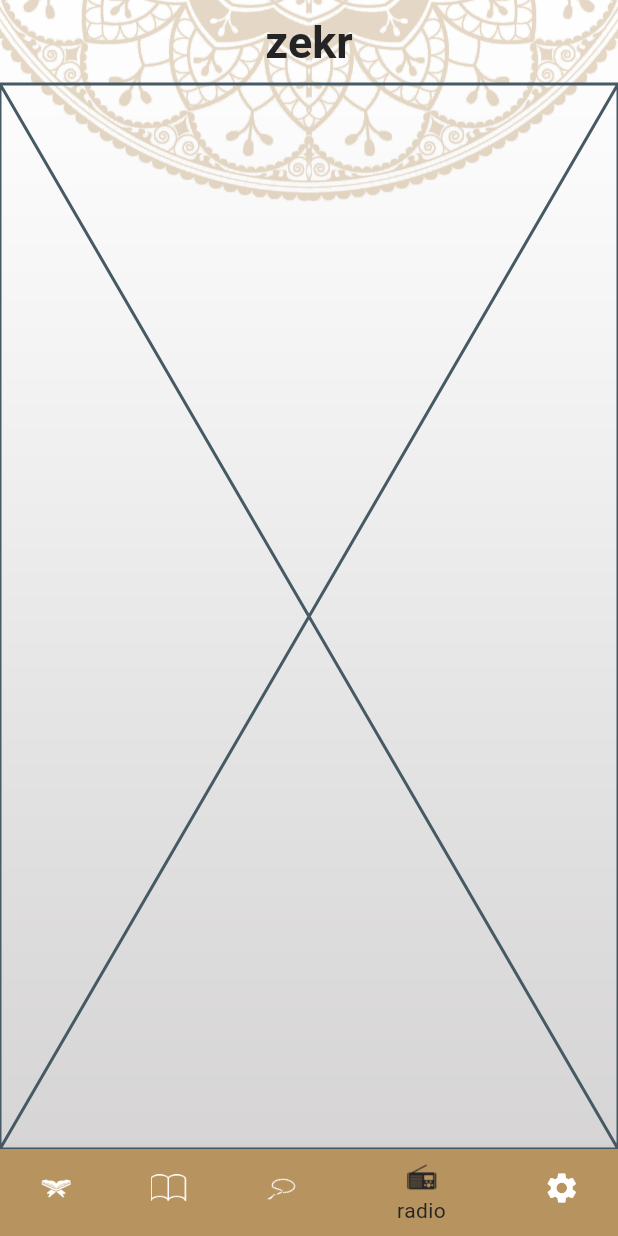
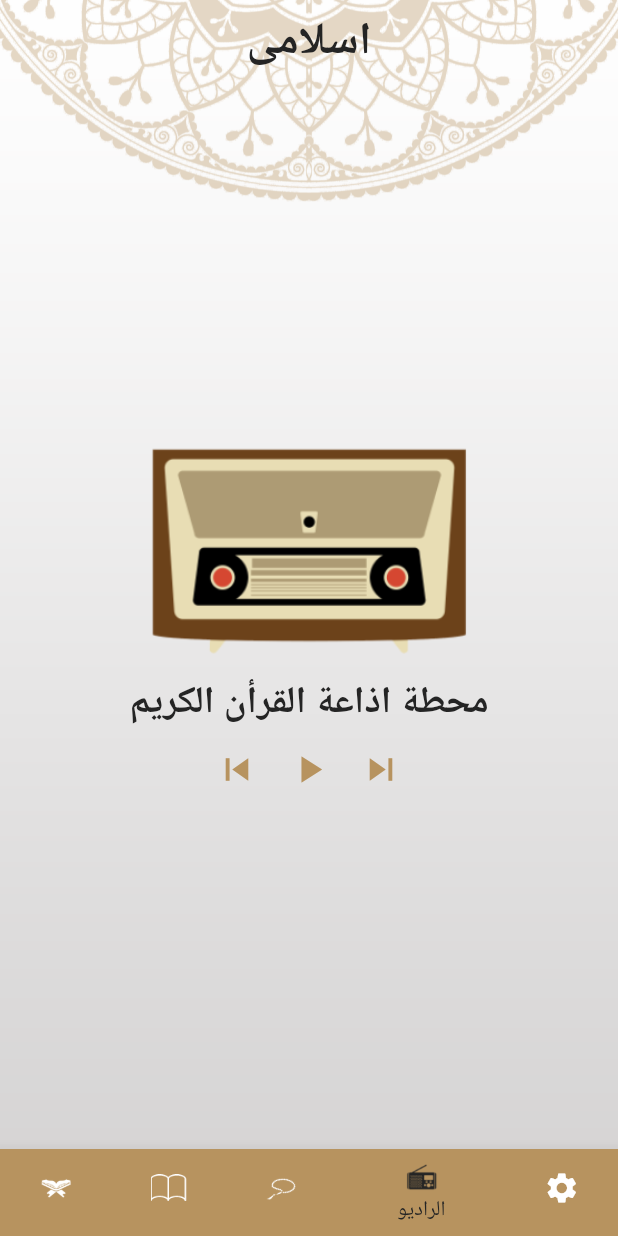
Before and after one commit to AliAshour2/zekr, a Flutter app: the screen it shows after launch, item 4 of the bottom bar chosen, on a phone screen of 412 x 824 dp. Run offline on Flutter 3.47's test engine with Material 3 defaults, Android fonts, the phone set to English and light mode, and no system bars; generated files the repository leaves out were written again.

Commit message:
add localization support with English and Arabic translations

```diff
--- /dev/null
+++ b/l10n.yaml
@@ -0,0 +1,3 @@
+arb-dir: lib/l10n
+template-arb-file: app_en.arb
+output-localization-file: app_localizations.dart
--- /dev/null
+++ b/lib/l10n/app_ar.arb
@@ -0,0 +1,14 @@
+{
+    "islamy": "اسلامى",
+    "home": "الرئيسية",
+    "quran": "القرآن",
+    "hadith": "الحديث",
+    "azkar": "الأذكار",
+    "radio": "الراديو",
+    "settings": "الاعدادات",
+    "surahName": "اسم السورة",
+    "language": "اللغة",
+    "darkMode": "الوضع الليلي",
+    "radioStation" : "محطة اذاعة القرأن الكريم"
+
+}
--- a/lib/main.dart
+++ b/lib/main.dart
@@ -1,15 +1,19 @@
 import 'package:flutter/material.dart';
 import 'package:provider/provider.dart';
+import 'package:zekr/providers/localization_provider.dart';
 import 'package:zekr/screens/hadeth_screen.dart';
 import 'package:zekr/themes/app_theme.dart';
 import 'package:zekr/screens/home_screen.dart';
 import 'package:zekr/providers/theme_provider.dart';
-
+import 'package:flutter_gen/gen_l10n/app_localizations.dart';
 import 'screens/quran_screen.dart';
 
 void main() {
-  runApp(ChangeNotifierProvider(
-    create: (context) => ThemeProvider(),
+  runApp(MultiProvider(
+    providers: [
+      ChangeNotifierProvider(create: (context) => LocalizationProvider()),
+      ChangeNotifierProvider(create: (context) => ThemeProvider()),
+    ],
     child: const MyApp(),
   ));
 }
@@ -22,6 +26,9 @@ class MyApp extends StatelessWidget {
   Widget build(BuildContext context) {
     return MaterialApp(
       title: 'Zikr',
+      localizationsDelegates: AppLocalizations.localizationsDelegates,
+      supportedLocales: AppLocalizations.supportedLocales,
+      locale: Locale(Provider.of<LocalizationProvider>(context).localeCode),
       debugShowCheckedModeBanner: false,
       theme: AppTheme.lightTheme,
       darkTheme: AppTheme.darkTheme,
--- /dev/null
+++ b/lib/providers/localization_provider.dart
@@ -0,0 +1,12 @@
+import 'package:flutter/material.dart';
+
+class LocalizationProvider with ChangeNotifier {
+  String _localeCode = 'ar';
+
+  String get localeCode => _localeCode;
+
+  void changeLocale(String code) {
+    _localeCode = code;
+    notifyListeners();
+  }
+}
--- a/lib/screens/hadeth_screen.dart
+++ b/lib/screens/hadeth_screen.dart
@@ -3,6 +3,7 @@ import 'package:provider/provider.dart';
 import 'package:zekr/common/app_images.dart';
 import 'package:zekr/models/hadith_model.dart';
 import 'package:zekr/providers/theme_provider.dart';
+import 'package:flutter_gen/gen_l10n/app_localizations.dart';
 
 class HadethScreen extends StatefulWidget {
   const HadethScreen({super.key});
@@ -32,7 +33,7 @@ class _HadethScreenState extends State<HadethScreen> {
       ),
       child: Scaffold(
         appBar: AppBar(
-          title: const Text("zekr"),
+          title: Text(AppLocalizations.of(context)!.islamy),
         ),
         body: Container(
           padding: EdgeInsets.symmetric(
--- a/lib/screens/home_screen.dart
+++ b/lib/screens/home_screen.dart
@@ -5,6 +5,7 @@ import 'package:zekr/ui/taps/quran_tab.dart';
 import 'package:zekr/ui/taps/radio_tab.dart';
 import 'package:zekr/ui/taps/sebha_tab.dart';
 import 'package:zekr/ui/taps/settings_tab.dart';
+import 'package:flutter_gen/gen_l10n/app_localizations.dart';
 
 class HomeScreen extends StatefulWidget {
   const HomeScreen({super.key});
@@ -38,32 +39,36 @@ class _HomeScreenState extends State<HomeScreen> {
       ),
       child: Scaffold(
         appBar: AppBar(
-          title: const Text("zekr"),
+          title: Text(AppLocalizations.of(context)!.islamy),
         ),
         body: tabs[index],
-        bottomNavigationBar: BottomNavigationBar(
+        bottomNavigationBar: Directionality(
+          textDirection: TextDirection.ltr,
+          child: BottomNavigationBar(
               currentIndex: index,
               onTap: (value) {
                 index = value;
                 setState(() {});
               },
-            items: const [
+              items: [
                 BottomNavigationBarItem(
-                icon: ImageIcon(AssetImage(AppImages.iconQuran)),
-                label: 'Quran',
+                  icon: const ImageIcon(AssetImage(AppImages.iconQuran)),
+                  label: AppLocalizations.of(context)!.quran,
                 ),
                 BottomNavigationBarItem(
-                  icon: ImageIcon(AssetImage(AppImages.iconHadeth)),
-                  label: 'Hadeth'),
+                    icon: const ImageIcon(AssetImage(AppImages.iconHadeth)),
+                    label: AppLocalizations.of(context)!.hadith),
                 BottomNavigationBarItem(
-                  icon: ImageIcon(AssetImage(AppImages.iconSebha)),
-                  label: 'Sebha'),
+                    icon: const ImageIcon(AssetImage(AppImages.iconSebha)),
+                    label: AppLocalizations.of(context)!.azkar),
                 BottomNavigationBarItem(
-                  icon: ImageIcon(AssetImage(AppImages.iconRadio)),
-                  label: 'radio'),
+                    icon: const ImageIcon(AssetImage(AppImages.iconRadio)),
+                    label: AppLocalizations.of(context)!.radio),
                 BottomNavigationBarItem(
-                  icon: Icon(Icons.settings), label: 'settings'),
+                    icon: const Icon(Icons.settings),
+                    label: AppLocalizations.of(context)!.settings),
               ]),
+        ),
       ),
     );
   }
--- a/lib/screens/quran_screen.dart
+++ b/lib/screens/quran_screen.dart
@@ -4,6 +4,7 @@ import 'package:provider/provider.dart';
 import 'package:zekr/common/app_images.dart';
 import 'package:zekr/models/quran_model.dart';
 import 'package:zekr/providers/theme_provider.dart';
+import 'package:flutter_gen/gen_l10n/app_localizations.dart';
 
 class QuranScreen extends StatefulWidget {
   const QuranScreen({super.key});
@@ -33,7 +34,7 @@ class _QuranScreenState extends State<QuranScreen> {
       ),
       child: Scaffold(
         appBar: AppBar(
-          title: const Text("zekr"),
+          title: Text(AppLocalizations.of(context)!.islamy),
         ),
         body: Container(
           padding: EdgeInsets.symmetric(
--- a/lib/ui/taps/hadeeth_tab.dart
+++ b/lib/ui/taps/hadeeth_tab.dart
@@ -3,6 +3,7 @@ import 'package:flutter/services.dart';
 import 'package:zekr/common/app_images.dart';
 import 'package:zekr/models/hadith_model.dart';
 import 'package:zekr/screens/hadeth_screen.dart';
+import 'package:flutter_gen/gen_l10n/app_localizations.dart';
 
 class HadeethTab extends StatefulWidget {
   const HadeethTab({super.key});
@@ -26,7 +27,7 @@ class _HadeethTabState extends State<HadeethTab> {
           height: MediaQuery.of(context).size.height * 0.20,
         ),
         Text(
-          "Hadeeth ",
+          AppLocalizations.of(context)!.hadith,
           style: Theme.of(context)
               .textTheme
               .titleMedium!
--- a/lib/ui/taps/quran_tab.dart
+++ b/lib/ui/taps/quran_tab.dart
@@ -3,6 +3,7 @@ import 'package:flutter/services.dart';
 import 'package:zekr/common/app_images.dart';
 import 'package:zekr/models/quran_model.dart';
 import 'package:zekr/screens/quran_screen.dart';
+import 'package:flutter_gen/gen_l10n/app_localizations.dart';
 
 class QuranTab extends StatefulWidget {
   const QuranTab({super.key});
@@ -30,7 +31,7 @@ class _QuranTabState extends State<QuranTab> {
           height: MediaQuery.of(context).size.height * 0.25,
         ),
         Text(
-          "Sura Name",
+          AppLocalizations.of(context)!.surahName,
           style: Theme.of(context)
               .textTheme
               .titleMedium!
--- a/lib/ui/taps/radio_tab.dart
+++ b/lib/ui/taps/radio_tab.dart
@@ -1,10 +1,55 @@
 import 'package:flutter/material.dart';
+import 'package:zekr/common/app_colors.dart';
+import 'package:zekr/common/app_images.dart';
+import 'package:flutter_gen/gen_l10n/app_localizations.dart';
 
 class RadioTab extends StatelessWidget {
   const RadioTab({super.key});
 
   @override
   Widget build(BuildContext context) {
-    return const Placeholder();
+    return Column(
+      mainAxisAlignment: MainAxisAlignment.center,
+      crossAxisAlignment: CrossAxisAlignment.center,
+      children: [
+        Image(
+          image: const AssetImage(AppImages.radioImage),
+          height: MediaQuery.of(context).size.height * 0.2,
+        ),
+        Text(
+          AppLocalizations.of(context)!.radioStation,
+          style: Theme.of(context)
+              .textTheme
+              .titleMedium!
+              .copyWith(fontWeight: FontWeight.w600),
+        ),
+        Row(
+          mainAxisAlignment: MainAxisAlignment.center,
+          children: [
+            IconButton(
+              onPressed: () {},
+              icon: const Icon(
+                Icons.skip_next,
+                color: AppColors.mainLightColor,
+                size: 30,
+              ),
+            ),
+            IconButton(
+              onPressed: () {},
+              icon: const Icon(Icons.play_arrow,
+                  color: AppColors.mainLightColor, size: 30),
+            ),
+            IconButton(
+              onPressed: () {},
+              icon: const Icon(
+                Icons.skip_previous,
+                color: AppColors.mainLightColor,
+                size: 30,
+              ),
+            ),
+          ],
+        )
+      ],
+    );
   }
 }
--- a/pubspec.yaml
+++ b/pubspec.yaml
@@ -37,6 +37,9 @@ dependencies:
   cupertino_icons: ^1.0.8
   flutter_native_splash: ^2.4.3
   provider: ^6.1.2
+  flutter_localizations:
+    sdk: flutter
+  intl: ^0.19.0
 
 dev_dependencies:
   flutter_test:
@@ -59,6 +62,7 @@ flutter:
   # included with your application, so that you can use the icons in
   # the material Icons class.
   uses-material-design: true
+  generate: true
 
   # To add assets to your application, add an assets section, like this:
   assets:
```
Also changed, not shown: lib/l10n/app_en.arb (added, +15 -0 lines), lib/ui/taps/settings_tab.dart (+23 -7 lines), pubspec.lock. Lines whose indentation alone changed are shown as unchanged.
